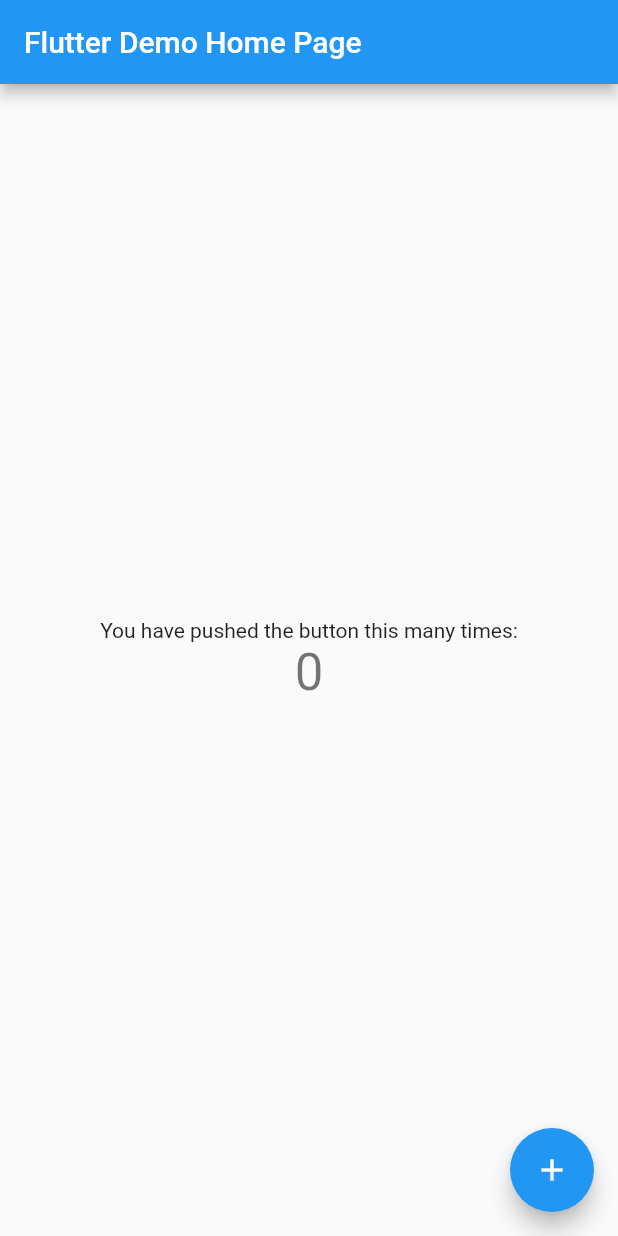
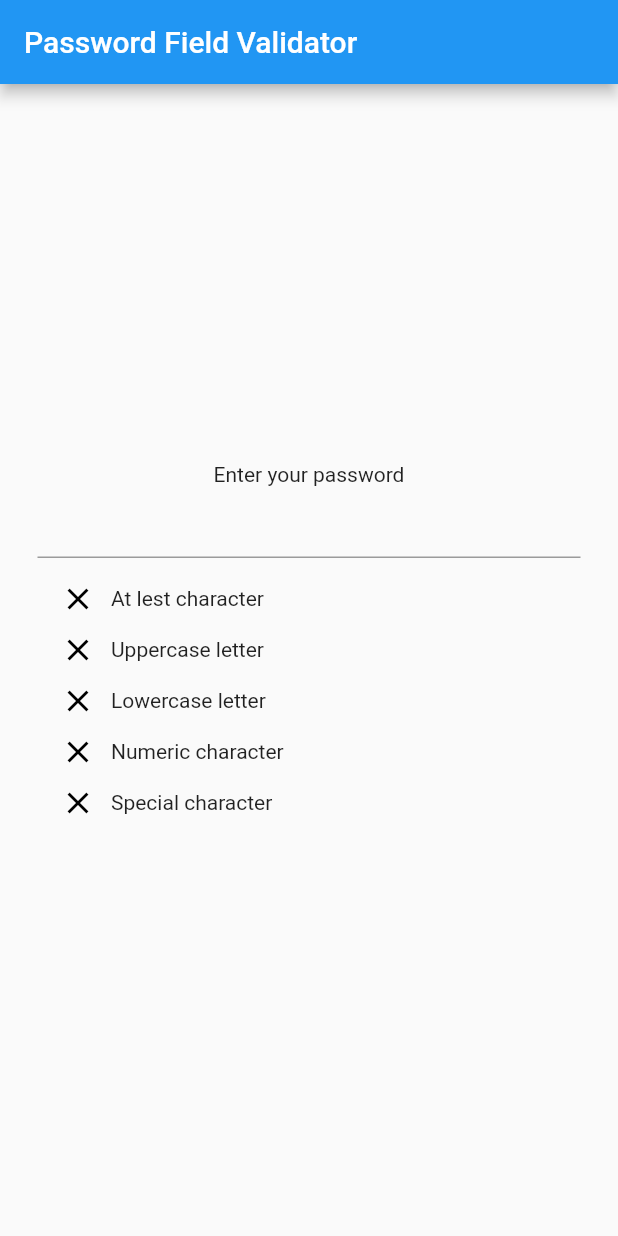
Before and after one commit to rubone/password_field_validator, a Flutter app: the screen it shows after launch, on a phone screen of 412 x 824 dp. Run offline on Flutter 3.47's test engine with Material 2 defaults, Android fonts, the phone set to English and light mode, and no system bars.

Commit message:
:construction: Add password_field_validator example

```diff
--- a/example/lib/main.dart
+++ b/example/lib/main.dart
@@ -1,4 +1,5 @@
 import 'package:flutter/material.dart';
+import 'package:password_field_validator/password_field_validator.dart';
 
 void main() {
   runApp(const MyApp());
@@ -7,109 +8,67 @@ void main() {
 class MyApp extends StatelessWidget {
   const MyApp({Key? key}) : super(key: key);
 
-  // This widget is the root of your application.
   @override
   Widget build(BuildContext context) {
     return MaterialApp(
-      title: 'Flutter Demo',
+      title: 'Password Field Validator',
       theme: ThemeData(
-        // This is the theme of your application.
-        //
-        // Try running your application with "flutter run". You'll see the
-        // application has a blue toolbar. Then, without quitting the app, try
-        // changing the primarySwatch below to Colors.green and then invoke
-        // "hot reload" (press "r" in the console where you ran "flutter run",
-        // or simply save your changes to "hot reload" in a Flutter IDE).
-        // Notice that the counter didn't reset back to zero; the application
-        // is not restarted.
         primarySwatch: Colors.blue,
       ),
-      home: const MyHomePage(title: 'Flutter Demo Home Page'),
+      home: MyHomePage(title: 'Password Field Validator'),
     );
   }
 }
 
 class MyHomePage extends StatefulWidget {
-  const MyHomePage({Key? key, required this.title}) : super(key: key);
-
-  // This widget is the home page of your application. It is stateful, meaning
-  // that it has a State object (defined below) that contains fields that affect
-  // how it looks.
-
-  // This class is the configuration for the state. It holds the values (in this
-  // case the title) provided by the parent (in this case the App widget) and
-  // used by the build method of the State. Fields in a Widget subclass are
-  // always marked "final".
+  MyHomePage({Key? key, required this.title}) : super(key: key);
 
   final String title;
+
+  final TextEditingController passwordTextController = TextEditingController();
 
   @override
   State<MyHomePage> createState() => _MyHomePageState();
 }
 
 class _MyHomePageState extends State<MyHomePage> {
-  int _counter = 0;
-
-  void _incrementCounter() {
-    setState(() {
-      // This call to setState tells the Flutter framework that something has
-      // changed in this State, which causes it to rerun the build method below
-      // so that the display can reflect the updated values. If we changed
-      // _counter without calling setState(), then the build method would not be
-      // called again, and so nothing would appear to happen.
-      _counter++;
-    });
-  }
-
   @override
   Widget build(BuildContext context) {
-    // This method is rerun every time setState is called, for instance as done
-    // by the _incrementCounter method above.
-    //
-    // The Flutter framework has been optimized to make rerunning build methods
-    // fast, so that you can just rebuild anything that needs updating rather
-    // than having to individually change instances of widgets.
     return Scaffold(
       appBar: AppBar(
-        // Here we take the value from the MyHomePage object that was created by
-        // the App.build method, and use it to set our appbar title.
         title: Text(widget.title),
       ),
       body: Center(
-        // Center is a layout widget. It takes a single child and positions it
-        // in the middle of the parent.
+        child: Container(
+          padding: const EdgeInsets.all(25),
           child: Column(
-          // Column is also a layout widget. It takes a list of children and
-          // arranges them vertically. By default, it sizes itself to fit its
-          // children horizontally, and tries to be as tall as its parent.
-          //
-          // Invoke "debug painting" (press "p" in the console, choose the
-          // "Toggle Debug Paint" action from the Flutter Inspector in Android
-          // Studio, or the "Toggle Debug Paint" command in Visual Studio Code)
-          // to see the wireframe for each widget.
-          //
-          // Column has various properties to control how it sizes itself and
-          // how it positions its children. Here we use mainAxisAlignment to
-          // center the children vertically; the main axis here is the vertical
-          // axis because Columns are vertical (the cross axis would be
-          // horizontal).
             mainAxisAlignment: MainAxisAlignment.center,
             children: <Widget>[
               const Text(
-              'You have pushed the button this many times:',
+                'Enter your password',
               ),
-            Text(
-              '$_counter',
-              style: Theme.of(context).textTheme.headline4,
+              TextField(
+                controller: widget.passwordTextController,
+                obscureText: true,
+              ),
+              Padding(
+                padding: const EdgeInsets.all(15),
+                child: PasswordFieldValidator(
+                  minLength: 8,
+                  uppercaseCharCount: 2,
+                  lowercaseCharCount: 1,
+                  numericCharCount: 3,
+                  specialCharCount: 2,
+                  defaultColor: Colors.black,
+                  successColor: Colors.green,
+                  failureColor: Colors.red,
+                  controller: widget.passwordTextController,
+                ),
               ),
             ],
           ),
         ),
-      floatingActionButton: FloatingActionButton(
-        onPressed: _incrementCounter,
-        tooltip: 'Increment',
-        child: const Icon(Icons.add),
-      ), // This trailing comma makes auto-formatting nicer for build methods.
+      ),
     );
   }
 }
```
Lines whose indentation alone changed are shown as unchanged.
